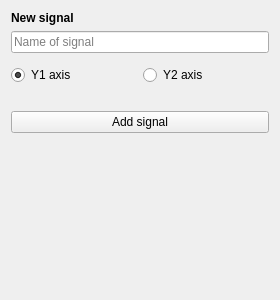
The window that src/dialogs/signaleditorpanel.ui (ModbusScope/ModbusScope) describes before a commit, drawn with Qt 5.
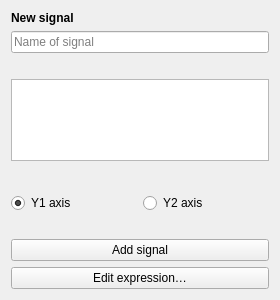
The same window after the commit.

Commit message:
Edit signals in the panel
Selecting a row puts the signal editor panel in edit mode: name and axis
edit the row, and the address form edits one data point reference of the
expression. Only that reference is replaced, so arithmetic around it is
kept. A signal with several data points lists them per occurrence.

Also detach the table delegates before the Signals dialog is destroyed:
the table could ask a deleted delegate for a column size while hiding.

The edit to the form file:
```diff
--- a/src/dialogs/signaleditorpanel.ui
+++ b/src/dialogs/signaleditorpanel.ui
@@ -28,9 +28,54 @@
      </property>
     </widget>
    </item>
+   <item>
+    <widget class="QLabel" name="lblDataPoints">
+     <property name="text">
+      <string/>
+     </property>
+     <property name="wordWrap">
+      <bool>true</bool>
+     </property>
+    </widget>
+   </item>
+   <item>
+    <widget class="QListWidget" name="listDataPoints">
+     <property name="sizePolicy">
+      <sizepolicy hsizetype="Expanding" vsizetype="Maximum">
+       <horstretch>0</horstretch>
+       <verstretch>0</verstretch>
+      </sizepolicy>
+     </property>
+     <property name="maximumSize">
+      <size>
+       <width>16777215</width>
+       <height>120</height>
+      </size>
+     </property>
+    </widget>
+   </item>
    <item>
     <widget class="QWidget" name="addressContainer" native="true"/>
    </item>
+   <item>
+    <widget class="QLabel" name="lblExpression">
+     <property name="sizePolicy">
+      <sizepolicy hsizetype="Ignored" vsizetype="Preferred">
+       <horstretch>0</horstretch>
+       <verstretch>0</verstretch>
+      </sizepolicy>
+     </property>
+     <property name="text">
+      <string/>
+     </property>
+     <property name="textFormat">
+      <enum>Qt::TextFormat::RichText</enum>
+     </property>
+     <property name="wordWrap">
+      <bool>true</bool>
+     </property>
+    </widget>
+   </item>
    <item>
     <layout class="QHBoxLayout" name="axisLayout">
      <item>
@@ -81,6 +126,16 @@
      </property>
     </widget>
    </item>
+   <item>
+    <widget class="QPushButton" name="btnEditExpression">
+     <property name="text">
+      <string>Edit expression…</string>
+     </property>
+     <property name="autoDefault">
+      <bool>false</bool>
+     </property>
+    </widget>
+   </item>
    <item>
     <spacer name="verticalSpacer">
      <property name="orientation">
```
Left out of the diff: 2 changed lines with no effect on the pictures. The commit also changes 8 other files.
